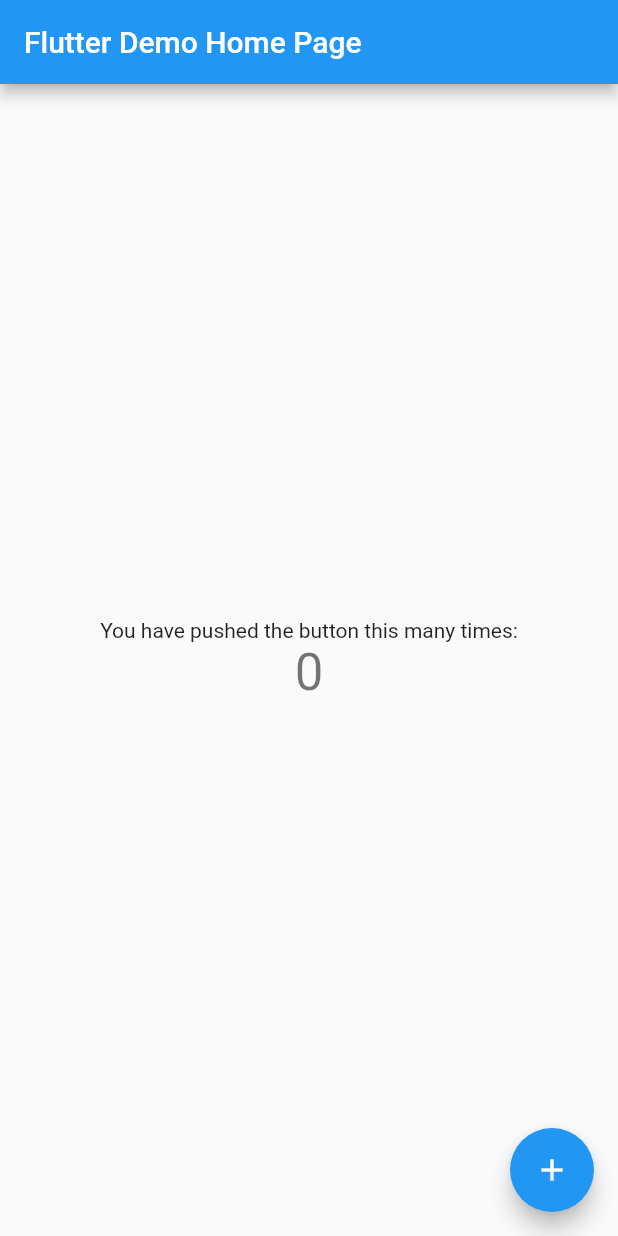
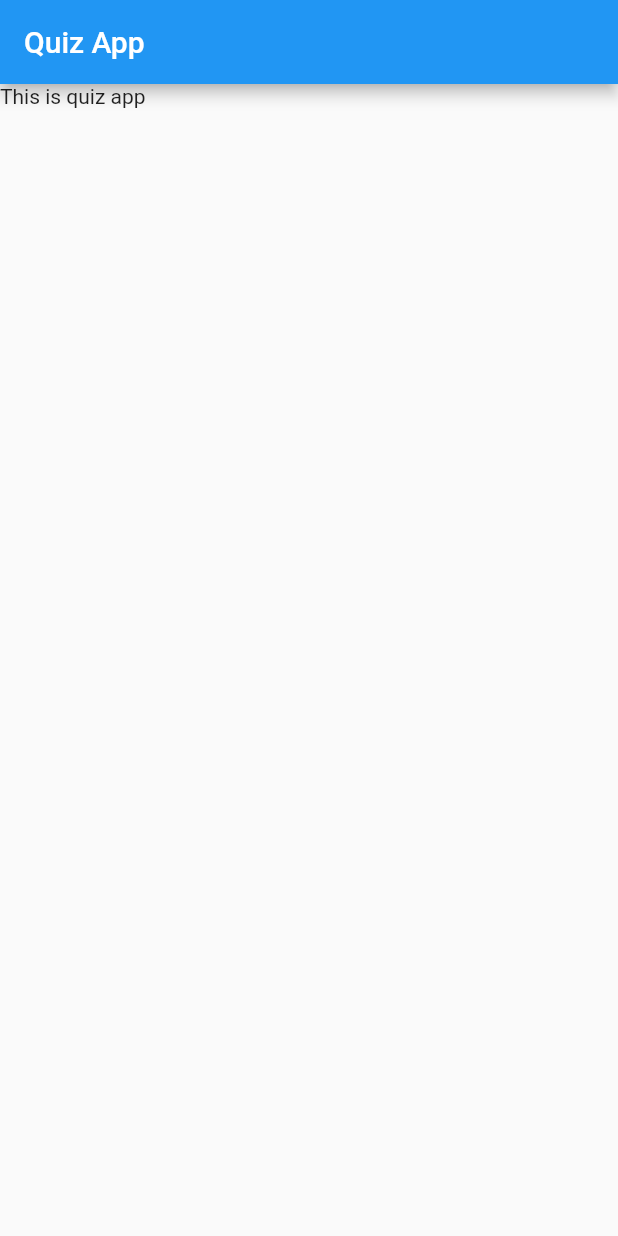
Before and after one commit to RushiNaikwadi/Quizzz, a Flutter app: the screen it shows after launch, on a phone screen of 412 x 824 dp. Run offline on Flutter 3.47's test engine with Material 2 defaults, Android fonts, the phone set to English and light mode, and no system bars.

Commit message:
Learned about MaterialApp, Scaffold etc. widgets

```diff
--- a/lib/main.dart
+++ b/lib/main.dart
@@ -1,63 +1,16 @@
 import 'package:flutter/material.dart';
 
-void main() {
-  runApp(MyApp());
-}
+void main() => runApp(QuizApp());
 
-class MyApp extends StatelessWidget {
+class QuizApp extends StatelessWidget {
   @override
   Widget build(BuildContext context) {
     return MaterialApp(
-      title: 'Flutter Demo',
-      theme: ThemeData(
-        primarySwatch: Colors.blue,
-      ),
-      home: MyHomePage(title: 'Flutter Demo Home Page'),
-    );
-  }
-}
-
-class MyHomePage extends StatefulWidget {
-  MyHomePage({Key key, this.title}) : super(key: key);
-  final String title;
-
-  @override
-  _MyHomePageState createState() => _MyHomePageState();
-}
-
-class _MyHomePageState extends State<MyHomePage> {
-  int _counter = 0;
-
-  void _incrementCounter() {
-    setState(() {
-      _counter++;
-    });
-  }
-
-  @override
-  Widget build(BuildContext context) {
-    return Scaffold(
-      appBar: AppBar(
-        title: Text(widget.title),
-      ),
-      body: Center(
-        child: Column(
-          mainAxisAlignment: MainAxisAlignment.center,
-          children: <Widget>[
-            Text(
-              'You have pushed the button this many times:',
-            ),
-            Text(
-              '$_counter',
-              style: Theme.of(context).textTheme.headline4,
-            ),
-          ],
+      home: Scaffold(
+        appBar: AppBar(
+          title: Text('Quiz App'),
         ),
-      ),
-      floatingActionButton: FloatingActionButton(
-        onPressed: _incrementCounter,
-        tooltip: 'Increment',
-        child: Icon(Icons.add),
+        body: Text('This is quiz app'),
       ),
     );
   }
```
